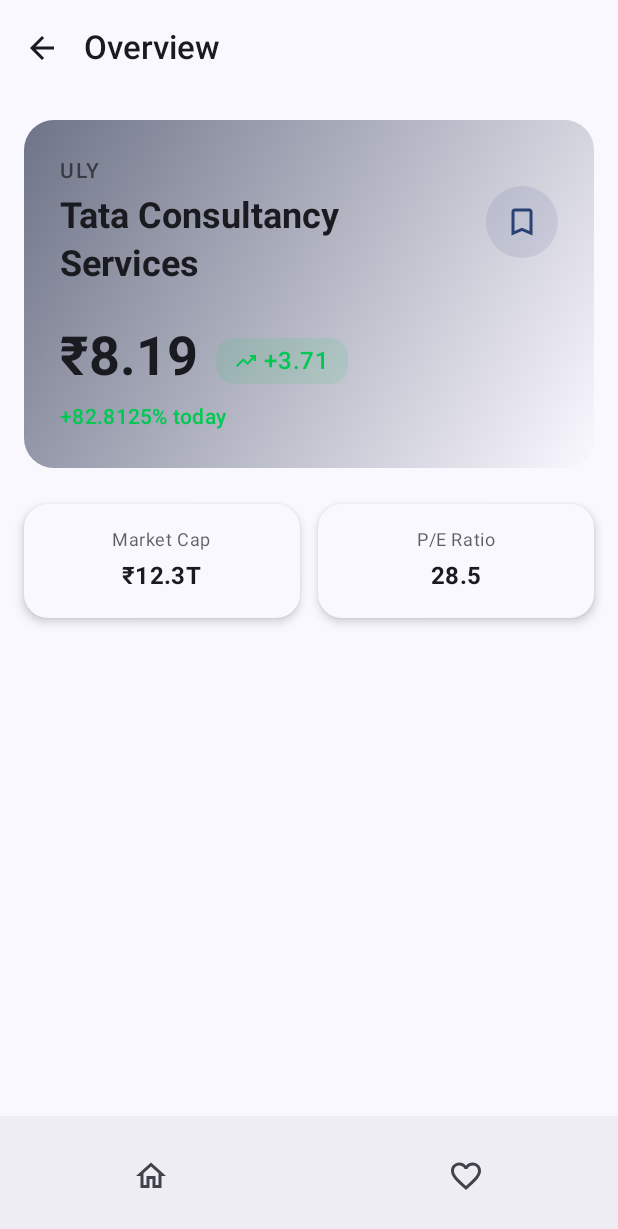
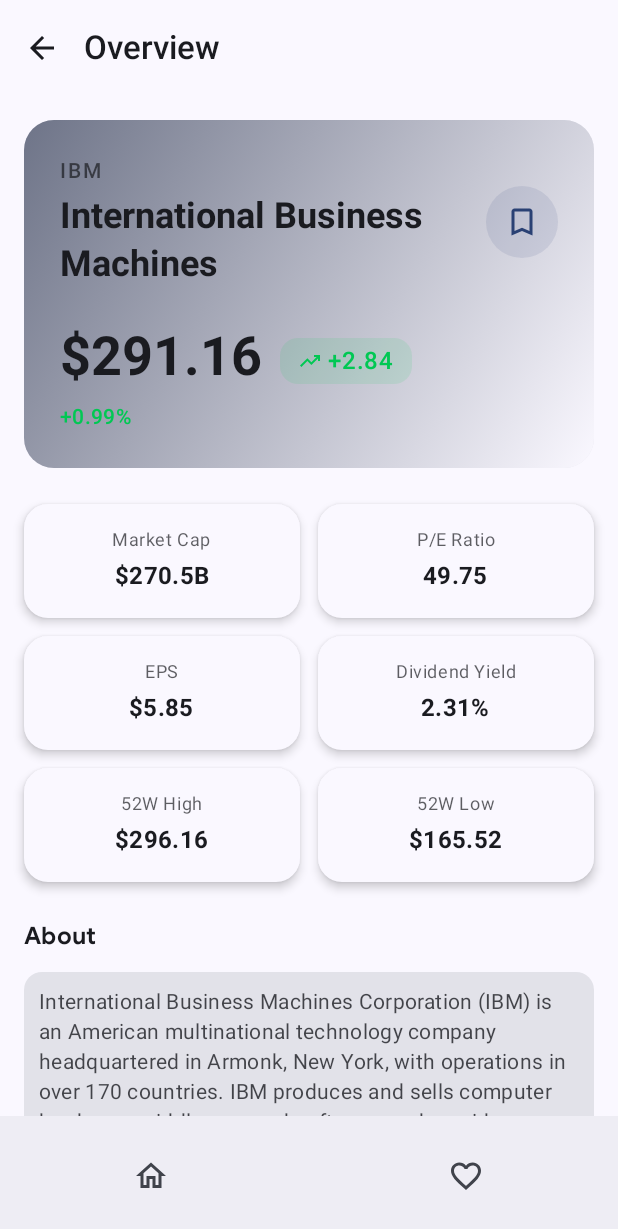
Before and after one commit to dusky04/stocks-kotlin, an Android app built with Jetpack Compose: the composable StocksApp shown on its own in the app's theme, after a tap on "ULY", on a phone screen of 412 x 824 dp. Shown: the top 1229 px of the screen. Run offline under Robolectric (Android 15) with nearby library versions, the phone set to English and light mode, and no system bars.

Commit message:
More work left on OverviewScreen

```diff
--- a/app/build.gradle.kts
+++ b/app/build.gradle.kts
@@ -84,4 +84,7 @@
     implementation(libs.okhttp)
     implementation(libs.logging.interceptor)
     implementation(libs.androidx.runtime.livedata)
+
+    // Charting Library
+    implementation(libs.mpandroidchart)
 }
--- a/app/src/main/java/com/example/stocks/components/Carousel.kt
+++ b/app/src/main/java/com/example/stocks/components/Carousel.kt
@@ -13,14 +13,21 @@
 import androidx.compose.runtime.Composable
 import androidx.compose.ui.Modifier
 import androidx.compose.ui.draw.clipToBounds
+import androidx.compose.ui.text.font.FontWeight
 import androidx.compose.ui.unit.dp
 import com.example.stocks.data.TopGainerLoser
+import com.example.stocks.ui.theme.sansFontFamily
 
 @OptIn(ExperimentalMaterial3Api::class)
 @Composable
 fun Carousel(sectionTitle: String, itemsList: List<TopGainerLoser>, isGainer: Boolean) {
     Column(modifier = Modifier.padding(12.dp)) {
-        Text(sectionTitle, style = MaterialTheme.typography.titleLarge)
+        Text(
+            sectionTitle,
+            fontFamily = sansFontFamily,
+            fontWeight = FontWeight.Bold,
+            style = MaterialTheme.typography.titleLarge
+        )
         if (itemsList.isNotEmpty()) {
             HorizontalUncontainedCarousel(
                 itemWidth = 170.dp,
--- a/app/src/main/java/com/example/stocks/screens/OverviewScreen.kt
+++ b/app/src/main/java/com/example/stocks/screens/OverviewScreen.kt
@@ -11,13 +11,17 @@
 import androidx.compose.foundation.layout.padding
 import androidx.compose.foundation.layout.size
 import androidx.compose.foundation.layout.width
+import androidx.compose.foundation.lazy.LazyColumn
+import androidx.compose.foundation.rememberScrollState
 import androidx.compose.foundation.shape.CircleShape
 import androidx.compose.foundation.shape.RoundedCornerShape
+import androidx.compose.foundation.verticalScroll
 import androidx.compose.material.icons.Icons
 import androidx.compose.material.icons.filled.ArrowBack
 import androidx.compose.material3.Card
 import androidx.compose.material3.CardDefaults
 import androidx.compose.material3.ExperimentalMaterial3Api
+import androidx.compose.material3.HorizontalDivider
 import androidx.compose.material3.Icon
 import androidx.compose.material3.IconButton
 import androidx.compose.material3.MaterialTheme
@@ -39,6 +43,7 @@
 import com.example.stocks.StocksViewModel
 import com.example.stocks.assets.Bookmark
 import com.example.stocks.assets.TrendingUpIcon
+import com.example.stocks.ui.theme.sansFontFamily
 
 @OptIn(ExperimentalMaterial3Api::class)
 @Composable
@@ -52,9 +57,13 @@
     LaunchedEffect(true) {
         // viewModel.getCompanyOverviewData(ticker)
     }
-
     val navController = LocalNavController.current
-    val isPositive = changeAmount.startsWith("+") || !changeAmount.startsWith("-")
+    val ticker = "IBM"
+    val companyName = "International Business Machines"
+    val currentPrice = "291.16" // Calculated from market cap and shares outstanding
+    val changeAmount = "+2.84"
+    val changePercentage = "+0.99%"
+    val isPositive = true
     val changeColor = if (isPositive) Color(0xFF00C853) else Color(0xFFD32F2F)
 
     Scaffold(
@@ -62,32 +71,29 @@
             TopAppBar(
                 title = {
                     Text(
-                        text = "Overview",
-                        fontWeight = FontWeight.SemiBold
+                        text = "Overview", fontWeight = FontWeight.SemiBold
                     )
-                },
-                navigationIcon = {
+                }, navigationIcon = {
                     IconButton(onClick = { navController.popBackStack() }) {
                         Icon(
-                            imageVector = Icons.Default.ArrowBack,
-                            contentDescription = "Back"
+                            imageVector = Icons.Default.ArrowBack, contentDescription = "Back"
                         )
                     }
-                },
-                colors = TopAppBarDefaults.topAppBarColors(
+                }, colors = TopAppBarDefaults.topAppBarColors(
                     containerColor = MaterialTheme.colorScheme.surface
                 )
             )
-        }
-    ) { innerPadding ->
+        }) { innerPadding ->
         Column(
             modifier = Modifier
                 .padding(innerPadding)
                 .fillMaxWidth()
                 .padding(horizontal = 16.dp)
+                .verticalScroll(rememberScrollState())
         ) {
             Spacer(modifier = Modifier.height(16.dp))
 
+            // Main Stock Card
             Card(
                 modifier = Modifier.fillMaxWidth(),
                 shape = RoundedCornerShape(20.dp),
@@ -119,14 +125,14 @@
                         ) {
                             Column(modifier = Modifier.weight(1f)) {
                                 Text(
-                                    text = ticker.uppercase(),
+                                    text = ticker,
                                     style = MaterialTheme.typography.labelLarge,
                                     color = MaterialTheme.colorScheme.onSurface.copy(alpha = 0.7f),
                                     letterSpacing = 1.2.sp
                                 )
                                 Spacer(modifier = Modifier.height(4.dp))
                                 Text(
-                                    text = "Tata Consultancy Services",
+                                    text = companyName,
                                     style = MaterialTheme.typography.headlineSmall,
                                     fontWeight = FontWeight.Bold,
                                     color = MaterialTheme.colorScheme.onSurface
@@ -155,11 +161,10 @@
                         Spacer(modifier = Modifier.height(24.dp))
 
                         Row(
-                            modifier = Modifier.fillMaxWidth(),
-                            verticalAlignment = Alignment.Bottom
+                            modifier = Modifier.fillMaxWidth(), verticalAlignment = Alignment.Bottom
                         ) {
                             Text(
-                                text = "₹$price",
+                                text = "$$currentPrice",
                                 style = MaterialTheme.typography.displaySmall,
                                 fontWeight = FontWeight.Bold,
                                 color = MaterialTheme.colorScheme.onSurface
@@ -174,10 +179,8 @@
                             ) {
                                 Row(
                                     modifier = Modifier.padding(
-                                        horizontal = 12.dp,
-                                        vertical = 6.dp
-                                    ),
-                                    verticalAlignment = Alignment.CenterVertically
+                                        horizontal = 12.dp, vertical = 6.dp
+                                    ), verticalAlignment = Alignment.CenterVertically
                                 ) {
                                     Icon(
                                         imageVector = TrendingUpIcon,
@@ -187,7 +190,7 @@
                                     )
                                     Spacer(modifier = Modifier.width(4.dp))
                                     Text(
-                                        text = "${if (isPositive) "+" else ""}$changeAmount",
+                                        text = changeAmount,
                                         style = MaterialTheme.typography.bodyLarge,
                                         fontWeight = FontWeight.SemiBold,
                                         color = changeColor
@@ -199,7 +202,7 @@
                         Spacer(modifier = Modifier.height(8.dp))
 
                         Text(
-                            text = "${if (isPositive) "+" else ""}${changePercentage.dropLast(1)}% today",
+                            text = changePercentage,
                             style = MaterialTheme.typography.bodyMedium,
                             color = changeColor,
                             fontWeight = FontWeight.Medium
@@ -210,39 +213,110 @@
 
             Spacer(modifier = Modifier.height(24.dp))
 
-            // Additional Info Cards (placeholder for future features)
+            // Key Metrics Cards
             Row(
                 modifier = Modifier.fillMaxWidth(),
                 horizontalArrangement = Arrangement.spacedBy(12.dp)
             ) {
                 InfoCard(
-                    title = "Market Cap",
-                    value = "₹12.3T",
-                    modifier = Modifier.weight(1f)
+                    title = "Market Cap", value = "$270.5B", modifier = Modifier.weight(1f)
                 )
                 InfoCard(
-                    title = "P/E Ratio",
-                    value = "28.5",
-                    modifier = Modifier.weight(1f)
+                    title = "P/E Ratio", value = "49.75", modifier = Modifier.weight(1f)
                 )
             }
+
+            Spacer(modifier = Modifier.height(12.dp))
+
+            Row(
+                modifier = Modifier.fillMaxWidth(),
+                horizontalArrangement = Arrangement.spacedBy(12.dp)
+            ) {
+                InfoCard(
+                    title = "EPS", value = "$5.85", modifier = Modifier.weight(1f)
+                )
+                InfoCard(
+                    title = "Dividend Yield", value = "2.31%", modifier = Modifier.weight(1f)
+                )
+            }
+
+            Spacer(modifier = Modifier.height(12.dp))
+
+            Row(
+                modifier = Modifier.fillMaxWidth(),
+                horizontalArrangement = Arrangement.spacedBy(12.dp)
+            ) {
+                InfoCard(
+                    title = "52W High", value = "$296.16", modifier = Modifier.weight(1f)
+                )
+                InfoCard(
+                    title = "52W Low", value = "$165.52", modifier = Modifier.weight(1f)
+                )
+            }
+
+            Spacer(modifier = Modifier.height(24.dp))
+
+            // About Section
+            Box(
+                modifier = Modifier.fillMaxWidth(),
+            ) {
+                Column {
+                    Text(
+                        text = "About",
+                        fontFamily = sansFontFamily,
+                        style = MaterialTheme.typography.titleMedium,
+                        fontWeight = FontWeight.SemiBold,
+                        modifier = Modifier.padding(bottom = 12.dp)
+                    )
+
+                    Card(modifier = Modifier.fillMaxWidth()) {
+                        Text(
+                            text = "International Business Machines Corporation (IBM) is an American multinational technology company headquartered in Armonk, New York, with operations in over 170 countries. IBM produces and sells computer hardware, middleware and software, and provides hosting and consulting services in areas ranging from mainframe computers to nanotechnology.",
+                            style = MaterialTheme.typography.bodyMedium,
+                            color = MaterialTheme.colorScheme.onSurface.copy(alpha = 0.8f),
+                            modifier = Modifier.padding(10.dp),
+                            lineHeight = 20.sp
+                        )
+                    }
+                    Column(
+                        modifier = Modifier.padding(top = 12.dp),
+                        verticalArrangement = Arrangement.spacedBy(8.dp),
+                    ) {
+                        HorizontalDivider(thickness = 2.dp)
+                        CompanyDetailRow("Exchange", "NYSE")
+                        HorizontalDivider(thickness = 2.dp)
+                        CompanyDetailRow("Sector", "Technology")
+                        HorizontalDivider(thickness = 2.dp)
+                        CompanyDetailRow("Industry", "Computer & Office Equipment")
+                        HorizontalDivider(thickness = 2.dp)
+                        CompanyDetailRow("Headquarters", "Armonk, NY, USA")
+                        HorizontalDivider(thickness = 2.dp)
+                        CompanyDetailRow("Website", "www.ibm.com")
+                        HorizontalDivider(thickness = 2.dp)
+                        CompanyDetailRow("Employees", "185,719", isLast = true)
+
+                    }
+                }
+            }
+
+            Spacer(modifier = Modifier.height(24.dp))
+
+            // Additional Info Section
+
+
+            Spacer(modifier = Modifier.height(24.dp))
         }
     }
 }
 
 @Composable
 private fun InfoCard(
-    title: String,
-    value: String,
-    modifier: Modifier = Modifier
+    title: String, value: String, modifier: Modifier = Modifier
 ) {
     Card(
-        modifier = modifier,
-        shape = RoundedCornerShape(16.dp),
-        colors = CardDefaults.cardColors(
+        modifier = modifier, shape = RoundedCornerShape(16.dp), colors = CardDefaults.cardColors(
             containerColor = MaterialTheme.colorScheme.surface
-        ),
-        elevation = CardDefaults.cardElevation(defaultElevation = 4.dp)
+        ), elevation = CardDefaults.cardElevation(defaultElevation = 4.dp)
     ) {
         Column(
             modifier = Modifier
@@ -265,3 +339,34 @@
         }
     }
 }
+
+@Composable
+private fun CompanyDetailRow(
+    label: String, value: String, isLast: Boolean = false
+) {
+    Column {
+        Row(
+            modifier = Modifier.fillMaxWidth(),
+            horizontalArrangement = Arrangement.SpaceBetween,
+            verticalAlignment = Alignment.CenterVertically
+        ) {
+            Text(
+                text = label.uppercase(),
+                style = MaterialTheme.typography.bodySmall,
+                color = MaterialTheme.colorScheme.onSurface.copy(alpha = 0.5f),
+                fontWeight = FontWeight.SemiBold,
+                modifier = Modifier.weight(1f),
+            )
+            Text(
+                text = value,
+                fontFamily = sansFontFamily,
+                style = MaterialTheme.typography.bodyMedium,
+                fontWeight = FontWeight.Medium,
+                color = MaterialTheme.colorScheme.onSurface
+            )
+        }
+        if (!isLast) {
+            Spacer(modifier = Modifier.height(5.dp))
+        }
+    }
+}
--- a/app/src/main/java/com/example/stocks/ui/theme/Type.kt
+++ b/app/src/main/java/com/example/stocks/ui/theme/Type.kt
@@ -2,9 +2,12 @@
 
 import androidx.compose.material3.Typography
 import androidx.compose.ui.text.TextStyle
+import androidx.compose.ui.text.font.Font
 import androidx.compose.ui.text.font.FontFamily
+import androidx.compose.ui.text.font.FontStyle
 import androidx.compose.ui.text.font.FontWeight
 import androidx.compose.ui.unit.sp
+import com.example.stocks.R
 
 // Set of Material typography styles to start with
 val Typography = Typography(
@@ -32,3 +35,12 @@
     )
     */
 )
+
+val sansFontFamily = FontFamily(
+    Font(R.font.sans_regular, FontWeight.Normal),
+    Font(R.font.sans_medium, FontWeight.Medium),
+    Font(R.font.sans_bold, FontWeight.Bold),
+    Font(R.font.sans_italic, FontWeight.Normal, FontStyle.Italic),
+    Font(R.font.sans_medium_italic, FontWeight.Medium, FontStyle.Italic),
+    Font(R.font.sans_bold_italic, FontWeight.Bold, FontStyle.Italic)
+)
--- a/gradle/libs.versions.toml
+++ b/gradle/libs.versions.toml
@@ -10,11 +10,13 @@
 activityCompose = "1.10.1"
 composeBom = "2024.09.00"
 loggingInterceptor = "4.12.0"
+mpandroidchart = "v3.1.0"
 navigationCompose = "2.9.0"
 okhttp = "4.12.0"
 retrofit = "3.0.0"
 material3Jvmstubs = "1.4.0-alpha16"
 runtimeLivedata = "1.8.3"
+ycharts = "2.1.0"
 
 [libraries]
 androidx-core-ktx = { group = "androidx.core", name = "core-ktx", version.ref = "coreKtx" }
@@ -35,9 +37,11 @@
 androidx-ui-test-junit4 = { group = "androidx.compose.ui", name = "ui-test-junit4" }
 androidx-material3 = { group = "androidx.compose.material3", name = "material3" }
 logging-interceptor = { module = "com.squareup.okhttp3:logging-interceptor", version.ref = "loggingInterceptor" }
+mpandroidchart = { module = "com.github.PhilJay:MPAndroidChart", version.ref = "mpandroidchart" }
 okhttp = { module = "com.squareup.okhttp3:okhttp", version.ref = "okhttp" }
 retrofit = { module = "com.squareup.retrofit2:retrofit", version.ref = "retrofit" }
 androidx-material3-jvmstubs = { group = "androidx.compose.material3", name = "material3-jvmstubs", version.ref = "material3Jvmstubs" }
+ycharts = { module = "co.yml:ycharts", version.ref = "ycharts" }
 
 [plugins]
 android-application = { id = "com.android.application", version.ref = "agp" }
--- a/settings.gradle.kts
+++ b/settings.gradle.kts
@@ -16,6 +16,7 @@
     repositories {
         google()
         mavenCentral()
+        maven { url = uri("https://jitpack.io") }
     }
 }
 
```
Also changed, not shown: app/src/main/res/font/sans_bold.ttf (added), app/src/main/res/font/sans_bold_italic.ttf (added), app/src/main/res/font/sans_italic.ttf (added), app/src/main/res/font/sans_medium.ttf (added), app/src/main/res/font/sans_medium_italic.ttf (added), app/src/main/res/font/sans_regular.ttf (added).
